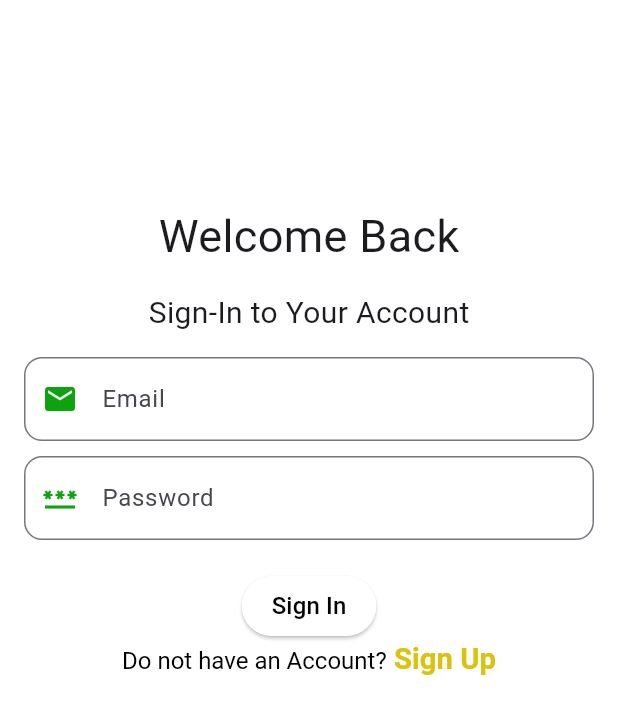
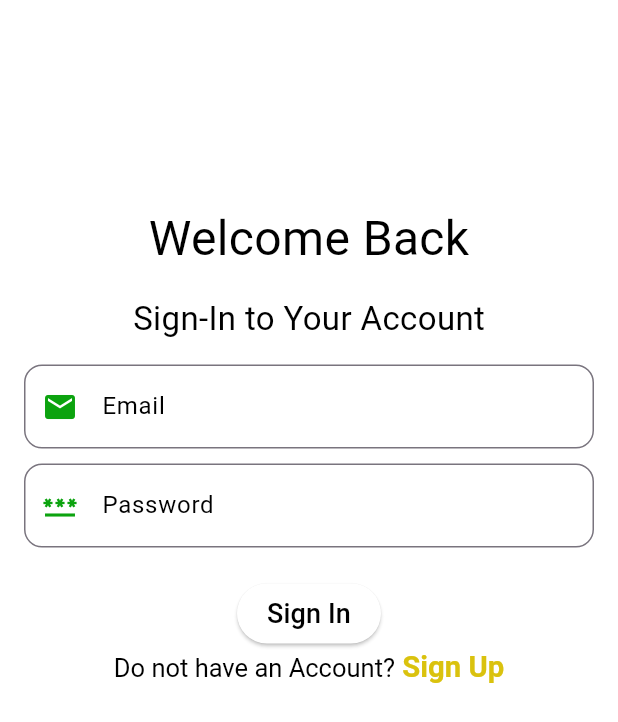
Before and after one commit to Noodlesud/Statement-APP, a Flutter app: the screen it shows after launch, on a phone screen of 412 x 824 dp. Shown: the top 722 px of the screen. Run offline on Flutter 3.47's test engine with Material 3 defaults, Android fonts, the phone set to English and light mode, and no system bars; our stand-ins replace cloud_firestore, firebase_core, firebase_storage, flutter_keyboard_visibility, get, image_picker and 1 more; accounts and stored records are empty.

Commit message:
Increase font size and add dark mode

```diff
--- a/lib/pages/signin.dart
+++ b/lib/pages/signin.dart
@@ -7,6 +7,7 @@
 import 'package:teyake/pages/save.dart';
 import 'package:teyake/pages/signup.dart';
 import 'package:get/get.dart';
+import 'package:shared_preferences/shared_preferences.dart';
 
 class SignIn extends StatefulWidget {
   const SignIn({Key? key}) : super(key: key);
@@ -20,15 +21,30 @@
   final _passwordController = TextEditingController();
   final _emailController = TextEditingController();
   final controller = Get.put(Repo());
+  bool isDarkMode = false;
+  _loadThemePreference() async {
+    SharedPreferences prefs = await SharedPreferences.getInstance();
+    setState(() {
+      isDarkMode =
+          prefs.getBool('isDarkMode') ?? false; // Default to false if not set
+    });
+  }
+
+  @override
+  void initState() {
+    super.initState();
+    _loadThemePreference();
+  }
+
   @override
   Widget build(BuildContext context) {
     return Container(
       child: Scaffold(
-        backgroundColor: Colors.white,
+        backgroundColor: isDarkMode ? Colors.black : Colors.white,
         appBar: AppBar(
           title: const Text('', style: TextStyle(fontSize: 29)),
 
-          backgroundColor: Colors.white24,
+          backgroundColor: isDarkMode ? Colors.black : Colors.white,
           centerTitle: true, // Set this to true to center the title
           elevation: 0, // Set elevation to 0 to remove the shadow
           toolbarHeight: 120, // Adjust the toolbar height as needed
@@ -41,16 +57,20 @@
               child: Column(
                 mainAxisAlignment: MainAxisAlignment.center,
                 children: [
-                  const Text(
+                  Text(
                     'Welcome Back',
-                    style: TextStyle(fontSize: 30.0),
+                    style: TextStyle(
+                        fontSize: 32.0,
+                        color: isDarkMode ? Colors.white : Colors.black),
                   ),
                   const SizedBox(
                     height: 15,
                   ),
-                  const Text(
+                  Text(
                     'Sign-In to Your Account',
-                    style: TextStyle(fontSize: 20.0),
+                    style: TextStyle(
+                        fontSize: 22.0,
+                        color: isDarkMode ? Colors.white : Colors.black),
                   ),
                   const SizedBox(
                     height: 15,
@@ -76,16 +96,18 @@
                       ),
                       child: const Text(
                         'Sign In',
-                        style: TextStyle(fontSize: 16.0),
+                        style: TextStyle(
+                          fontSize: 18.0,
+                        ),
                       ),
                     ),
                   ),
                   RichText(
                     text: TextSpan(
                       text: "Do not have an Account?",
-                      style: const TextStyle(
-                        color: Colors.black,
-                        fontSize: 16,
+                      style: TextStyle(
+                        color: isDarkMode ? Colors.white : Colors.black,
+                        fontSize: 17,
                       ),
                       children: [
                         TextSpan(
@@ -150,9 +172,11 @@
   Widget _buildemailField() {
     return TextFormField(
       controller: _emailController,
-      style: const TextStyle(fontSize: 16.0, color: Colors.black),
+      style: TextStyle(
+          fontSize: 16.0, color: isDarkMode ? Colors.white : Colors.black),
       decoration: InputDecoration(
         labelText: 'Email',
+        labelStyle: TextStyle(color: isDarkMode ? Colors.white : Colors.black),
         hintText: 'Enter your Email',
         border: OutlineInputBorder(
           borderRadius: BorderRadius.circular(12.0),
@@ -178,9 +202,11 @@
   Widget _buildpasswordField() {
     return TextFormField(
       controller: _passwordController,
-      style: const TextStyle(fontSize: 16.0, color: Colors.black),
+      style: TextStyle(
+          fontSize: 16.0, color: isDarkMode ? Colors.white : Colors.black),
       decoration: InputDecoration(
         labelText: 'Password',
+        labelStyle: TextStyle(color: isDarkMode ? Colors.white : Colors.black),
         hintText: 'Enter your Password',
         border: OutlineInputBorder(
           borderRadius: BorderRadius.circular(12.0),
```
